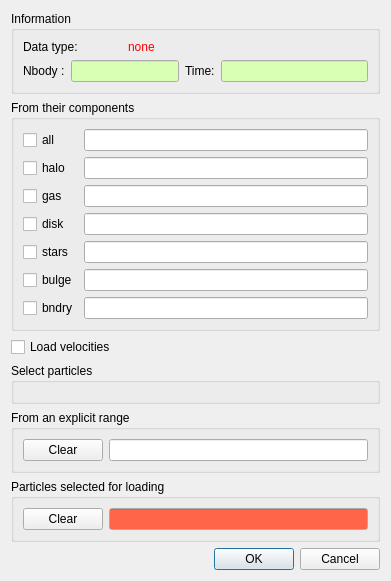
Qt form src/formselectpart.ui (jcldc/glnemo2) before a commit.
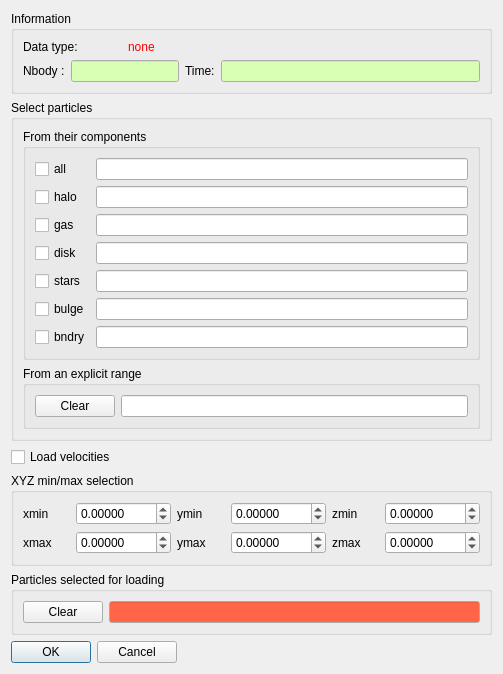
The same form after that commit. Icons and pictures are not drawn.

Commit message: xyz min/max implementation for ramses

Patch:
```diff
--- a/src/formselectpart.ui
+++ b/src/formselectpart.ui
@@ -9,8 +9,8 @@
    <rect>
     <x>0</x>
     <y>0</y>
-    <width>391</width>
-    <height>577</height>
+    <width>454</width>
+    <height>630</height>
    </rect>
   </property>
   <property name="sizePolicy">
@@ -27,8 +27,8 @@
     <normaloff/>
    </iconset>
   </property>
-  <layout class="QGridLayout" name="gridLayout_4">
-   <item row="0" column="0">
+  <layout class="QGridLayout" name="gridLayout_8">
+   <item row="0" column="0" colspan="3">
     <widget class="QGroupBox" name="info_box">
      <property name="sizePolicy">
       <sizepolicy hsizetype="Preferred" vsizetype="Fixed">
@@ -247,7 +247,19 @@
      </layout>
     </widget>
    </item>
-   <item row="1" column="0">
+   <item row="1" column="0" colspan="3">
+    <widget class="QGroupBox" name="groupBox_2">
+     <property name="sizePolicy">
+      <sizepolicy hsizetype="Preferred" vsizetype="Fixed">
+       <horstretch>0</horstretch>
+       <verstretch>0</verstretch>
+      </sizepolicy>
+     </property>
+     <property name="title">
+      <string>Select particles</string>
+     </property>
+     <layout class="QGridLayout" name="gridLayout_2">
+      <item row="0" column="0">
     <widget class="QGroupBox" name="comp_box">
      <property name="sizePolicy">
       <sizepolicy hsizetype="Preferred" vsizetype="Fixed">
@@ -675,28 +687,7 @@
      </layout>
     </widget>
    </item>
-   <item row="2" column="0">
-    <widget class="QCheckBox" name="load_vel_check">
-     <property name="text">
-      <string>Load velocities</string>
-     </property>
-    </widget>
-   </item>
-   <item row="3" column="0">
-    <widget class="QGroupBox" name="groupBox_2">
-     <property name="sizePolicy">
-      <sizepolicy hsizetype="Preferred" vsizetype="Fixed">
-       <horstretch>0</horstretch>
-       <verstretch>0</verstretch>
-      </sizepolicy>
-     </property>
-     <property name="title">
-      <string>Select particles</string>
-     </property>
-     <layout class="QGridLayout" name="gridLayout_2"/>
-    </widget>
-   </item>
-   <item row="4" column="0">
+      <item row="1" column="0">
     <widget class="QGroupBox" name="range_box">
      <property name="sizePolicy">
       <sizepolicy hsizetype="Preferred" vsizetype="Fixed">
@@ -731,7 +722,201 @@
      </layout>
     </widget>
    </item>
-   <item row="5" column="0">
+     </layout>
+    </widget>
+   </item>
+   <item row="2" column="0">
+    <widget class="QCheckBox" name="load_vel_check">
+     <property name="text">
+      <string>Load velocities</string>
+     </property>
+    </widget>
+   </item>
+   <item row="2" column="2">
+    <spacer name="horizontalSpacer">
+     <property name="orientation">
+      <enum>Qt::Horizontal</enum>
+     </property>
+     <property name="sizeHint" stdset="0">
+      <size>
+       <width>163</width>
+       <height>20</height>
+      </size>
+     </property>
+    </spacer>
+   </item>
+   <item row="3" column="0" colspan="3">
+    <widget class="QGroupBox" name="ramses_xyz">
+     <property name="enabled">
+      <bool>true</bool>
+     </property>
+     <property name="toolTip">
+      <string>XYZ min/max box boundaries selection</string>
+     </property>
+     <property name="title">
+      <string>XYZ min/max selection</string>
+     </property>
+     <property name="flat">
+      <bool>false</bool>
+     </property>
+     <property name="checkable">
+      <bool>false</bool>
+     </property>
+     <layout class="QGridLayout" name="gridLayout_7">
+      <item row="0" column="0">
+       <layout class="QGridLayout" name="gridLayout_4">
+        <item row="0" column="0">
+         <widget class="QLabel" name="label">
+          <property name="text">
+           <string>xmin</string>
+          </property>
+         </widget>
+        </item>
+        <item row="0" column="1">
+         <widget class="QDoubleSpinBox" name="xmin_spin">
+          <property name="toolTip">
+           <string>if xmin==xmax==0 whole xrange will be selected</string>
+          </property>
+          <property name="decimals">
+           <number>5</number>
+          </property>
+          <property name="minimum">
+           <double>-1000.000000000000000</double>
+          </property>
+          <property name="maximum">
+           <double>1000.000000000000000</double>
+          </property>
+         </widget>
+        </item>
+        <item row="1" column="0">
+         <widget class="QLabel" name="label_2">
+          <property name="text">
+           <string>xmax</string>
+          </property>
+         </widget>
+        </item>
+        <item row="1" column="1">
+         <widget class="QDoubleSpinBox" name="xmax_spin">
+          <property name="toolTip">
+           <string>if xmin==xmax==0 whole xrange will be selected</string>
+          </property>
+          <property name="decimals">
+           <number>5</number>
+          </property>
+          <property name="minimum">
+           <double>-1000.000000000000000</double>
+          </property>
+          <property name="maximum">
+           <double>1000.000000000000000</double>
+          </property>
+         </widget>
+        </item>
+       </layout>
+      </item>
+      <item row="0" column="1">
+       <layout class="QGridLayout" name="gridLayout_5">
+        <item row="0" column="0">
+         <widget class="QLabel" name="label_3">
+          <property name="text">
+           <string>ymin</string>
+          </property>
+         </widget>
+        </item>
+        <item row="0" column="1">
+         <widget class="QDoubleSpinBox" name="ymin_spin">
+          <property name="toolTip">
+           <string>if ymin==ymax==0 whole yrange will be selected</string>
+          </property>
+          <property name="decimals">
+           <number>5</number>
+          </property>
+          <property name="minimum">
+           <double>-1000.000000000000000</double>
+          </property>
+          <property name="maximum">
+           <double>1000.000000000000000</double>
+          </property>
+         </widget>
+        </item>
+        <item row="1" column="0">
+         <widget class="QLabel" name="label_4">
+          <property name="text">
+           <string>ymax</string>
+          </property>
+         </widget>
+        </item>
+        <item row="1" column="1">
+         <widget class="QDoubleSpinBox" name="ymax_spin">
+          <property name="toolTip">
+           <string>if ymin==ymax==0 whole yrange will be selected</string>
+          </property>
+          <property name="decimals">
+           <number>5</number>
+          </property>
+          <property name="minimum">
+           <double>-1000.000000000000000</double>
+          </property>
+          <property name="maximum">
+           <double>1000.000000000000000</double>
+          </property>
+         </widget>
+        </item>
+       </layout>
+      </item>
+      <item row="0" column="2">
+       <layout class="QGridLayout" name="gridLayout_6">
+        <item row="0" column="0">
+         <widget class="QLabel" name="label_5">
+          <property name="text">
+           <string>zmin</string>
+          </property>
+         </widget>
+        </item>
+        <item row="0" column="1">
+         <widget class="QDoubleSpinBox" name="zmin_spin">
+          <property name="toolTip">
+           <string>if zmin==zmax==0 whole zrange will be selected</string>
+          </property>
+          <property name="decimals">
+           <number>5</number>
+          </property>
+          <property name="minimum">
+           <double>-1000.000000000000000</double>
+          </property>
+          <property name="maximum">
+           <double>1000.000000000000000</double>
+          </property>
+         </widget>
+        </item>
+        <item row="1" column="0">
+         <widget class="QLabel" name="label_6">
+          <property name="text">
+           <string>zmax</string>
+          </property>
+         </widget>
+        </item>
+        <item row="1" column="1">
+         <widget class="QDoubleSpinBox" name="zmax_spin">
+          <property name="toolTip">
+           <string>if zmin==zmax==0 whole zrange will be selected</string>
+          </property>
+          <property name="decimals">
+           <number>5</number>
+          </property>
+          <property name="minimum">
+           <double>-1000.000000000000000</double>
+          </property>
+          <property name="maximum">
+           <double>1000.000000000000000</double>
+          </property>
+         </widget>
+        </item>
+       </layout>
+      </item>
+     </layout>
+    </widget>
+   </item>
+   <item row="4" column="0" colspan="3">
     <widget class="QGroupBox" name="groupBox">
      <property name="sizePolicy">
       <sizepolicy hsizetype="Preferred" vsizetype="Fixed">
@@ -843,7 +1028,7 @@
      </layout>
     </widget>
    </item>
-   <item row="6" column="0">
+   <item row="5" column="0" colspan="2">
     <widget class="QDialogButtonBox" name="button_box">
      <property name="palette">
       <palette>
@@ -887,6 +1072,19 @@
      </property>
     </widget>
    </item>
+   <item row="6" column="1" colspan="2">
+    <spacer name="verticalSpacer">
+     <property name="orientation">
+      <enum>Qt::Vertical</enum>
+     </property>
+     <property name="sizeHint" stdset="0">
+      <size>
+       <width>20</width>
+       <height>18</height>
+      </size>
+     </property>
+    </spacer>
+   </item>
   </layout>
  </widget>
  <resources/>
```
Lines whose indentation alone changed are shown as unchanged. The commit also changes 9 other files.
